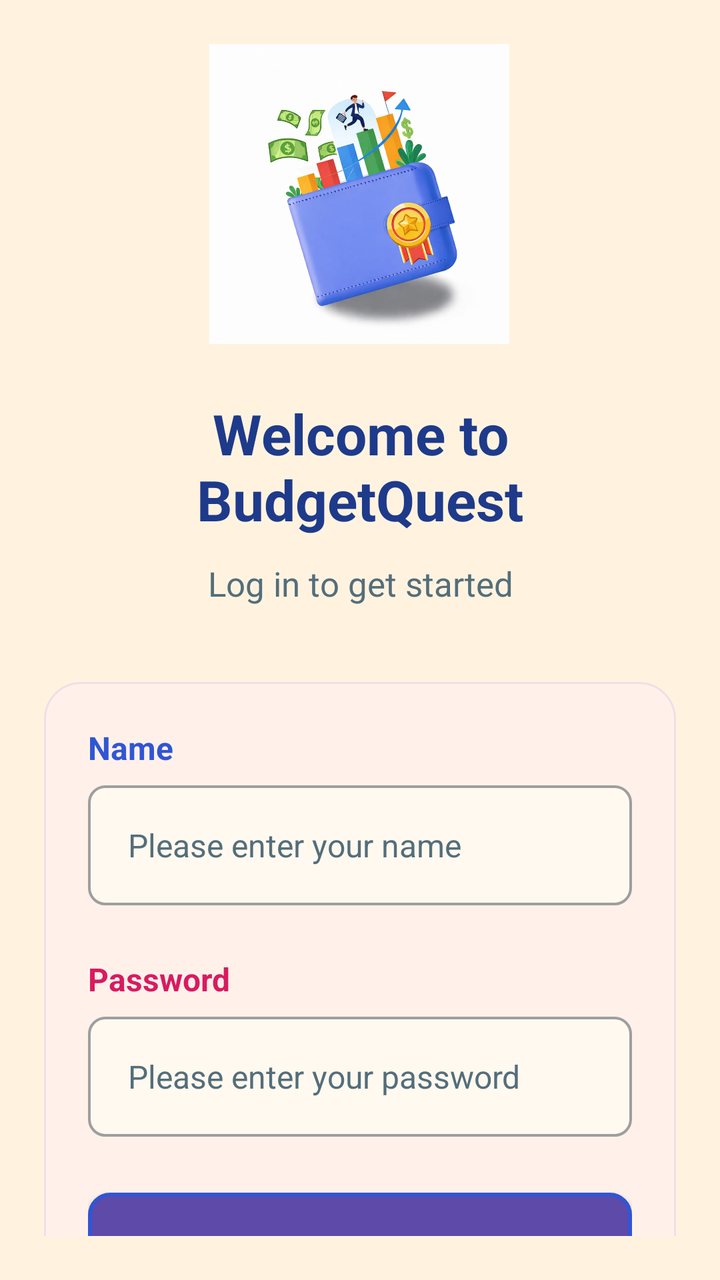
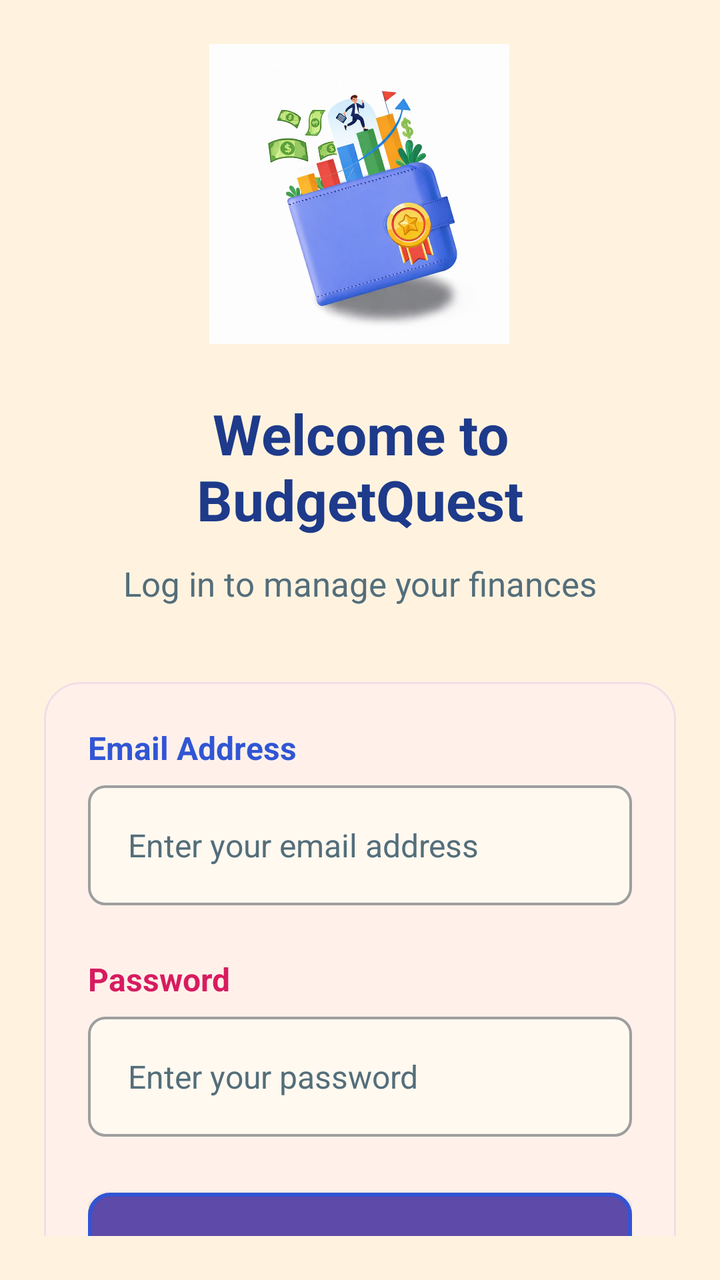

Screens rendered from an Android XML layout before and after an edit, with the pre-edit source and the edit as a unified diff.
<!-- AndroidManifest.xml: application theme Theme.BudgetQuest -->
<!-- res/layout/activity_main.xml -->
<?xml version="1.0" encoding="utf-8"?>
<androidx.constraintlayout.widget.ConstraintLayout
    xmlns:android="http://schemas.android.com/apk/res/android"
    xmlns:app="http://schemas.android.com/apk/res-auto"
    xmlns:tools="http://schemas.android.com/tools"
    android:layout_width="match_parent"
    android:layout_height="match_parent"
    android:background="#FFF3E0"
    android:padding="22dp"
    android:id="@+id/main">

    
    <ImageView
        android:id="@+id/imageView"
        android:layout_width="150dp"
        android:layout_height="150dp"
        android:contentDescription="@string/app_name"
        android:scaleType="fitCenter"
        android:src="@drawable/logo"
        app:layout_constraintBottom_toBottomOf="parent"
        app:layout_constraintEnd_toEndOf="parent"
        app:layout_constraintHorizontal_bias="0.497"
        app:layout_constraintStart_toStartOf="parent"
        app:layout_constraintTop_toTopOf="parent"
        app:layout_constraintVertical_bias="0.0"
        tools:ignore="ImageContrastCheck" />

    
    <TextView
        android:id="@+id/tvMainHeading"
        android:layout_width="0dp"
        android:layout_height="wrap_content"
        android:layout_marginTop="26dp"
        android:text="@string/welcome_to_budgetquest"
        android:textAlignment="center"
        android:textColor="#1E3A8A"
        android:textSize="28sp"
        android:textStyle="bold"
        app:layout_constraintTop_toBottomOf="@id/imageView"
        app:layout_constraintStart_toStartOf="parent"
        app:layout_constraintEnd_toEndOf="parent" />

    
    <TextView
        android:id="@+id/tvSubHeading"
        android:layout_width="0dp"
        android:layout_height="wrap_content"
        android:layout_marginTop="12dp"
        android:text="@string/log_in_to_get_started"
        android:textAlignment="center"
        android:textColor="#546E7A"
        android:textSize="17sp"
        app:layout_constraintTop_toBottomOf="@id/tvMainHeading"
        app:layout_constraintStart_toStartOf="parent"
        app:layout_constraintEnd_toEndOf="parent" />

    
    <LinearLayout
        android:id="@+id/loginCard"
        android:layout_width="0dp"
        android:layout_height="wrap_content"
        android:layout_marginTop="38dp"
        android:orientation="vertical"
        android:background="@drawable/login_card_bg"
        android:padding="22dp"
        app:layout_constraintTop_toBottomOf="@id/tvSubHeading"
        app:layout_constraintStart_toStartOf="parent"
        app:layout_constraintEnd_toEndOf="parent">

        
        <TextView
            android:layout_width="match_parent"
            android:layout_height="wrap_content"
            android:text="@string/name"
            android:textColor="#3155D4"
            android:textSize="16sp"
            android:textStyle="bold"
            android:layout_marginBottom="8dp" />

        <EditText
            android:id="@+id/etMainName"
            android:layout_width="match_parent"
            android:layout_height="60dp"
            android:layout_marginBottom="26dp"
            android:background="@drawable/input_bg"
            android:hint="@string/please_enter_your_name"
            android:importantForAutofill="no"
            android:inputType="text"
            android:paddingStart="20dp"
            android:paddingEnd="20dp"
            android:textColor="#263238"
            android:textColorHint="#546E7A"
            android:textSize="16sp"
            tools:ignore="TextContrastCheck,VisualLintTextFieldSize" />

        
        <TextView
            android:layout_width="match_parent"
            android:layout_height="wrap_content"
            android:text="@string/password"
            android:textColor="#D81B60"
            android:textSize="16sp"
            android:textStyle="bold"
            android:layout_marginBottom="8dp" />

        <EditText
            android:id="@+id/etMainPassword"
            android:layout_width="match_parent"
            android:layout_height="60dp"
            android:layout_marginBottom="28dp"
            android:background="@drawable/input_bg"
            android:hint="@string/please_enter_your_password"
            android:importantForAutofill="no"
            android:inputType="textPassword"
            android:paddingStart="20dp"
            android:paddingEnd="20dp"
            android:textColor="#263238"
            android:textColorHint="#546E7A"
            android:textSize="16sp"
            tools:ignore="TextContrastCheck,VisualLintTextFieldSize" />

        
        <androidx.appcompat.widget.AppCompatButton
            android:id="@+id/btnMainLogin"
            android:layout_width="match_parent"
            android:layout_height="60dp"
            android:background="@drawable/orangebtn_round"
            android:text="@string/login"
            android:textAllCaps="false"
            android:textColor="#FFFFFF"
            android:textSize="16sp"
            android:textStyle="bold"
            android:layout_marginBottom="16dp"
            tools:ignore="VisualLintButtonSize" />

        
        <Button
            android:id="@+id/btnMainRegister"
            android:layout_width="match_parent"
            android:layout_height="58dp"
            android:background="@drawable/loginbtn_outline"
            android:text="@string/dont_have_an_account"
            android:textAllCaps="false"
            android:textColor="#3155D4"
            android:textSize="15sp"
            android:textStyle="bold"
            tools:ignore="VisualLintButtonSize" />

    </LinearLayout>

</androidx.constraintlayout.widget.ConstraintLayout>
<!-- resources referenced by this layout -->
<resources>
  <!-- drawable input_bg (drawable) -->
  <shape xmlns:android="http://schemas.android.com/apk/res/android">
      <solid android:color="#FFF9F0" />
      <corners android:radius="8dp" />
      <stroke
          android:width="1.2dp"
          android:color="#9E9E9E" />
  </shape>
  <!-- drawable login_card_bg (drawable) -->
  <shape xmlns:android="http://schemas.android.com/apk/res/android">
      <solid android:color="#FFF1EA" />
      <corners android:radius="18dp" />
      <stroke
          android:width="1dp"
          android:color="#F3DDE8" />
  </shape>
  <!-- drawable loginbtn_outline (drawable) -->
  <shape xmlns:android="http://schemas.android.com/apk/res/android">
      <solid android:color="@android:color/transparent" />
      <corners android:radius="10dp" />
      <stroke
          android:width="2dp"
          android:color="#3155D4" />
  </shape>
  <!-- drawable logo: jpeg bitmap (drawable, 50231 bytes) -->
  <!-- drawable orangebtn_round (drawable) -->
  <shape xmlns:android="http://schemas.android.com/apk/res/android">
      <solid android:color="#5E4AA8" />
      <corners android:radius="10dp" />
      <stroke
          android:width="2dp"
          android:color="#3155D4" />
  </shape>
  <string name="app_name">BudgetQuest</string>
  <string name="dont_have_an_account">Dont have an account?</string>
  <string name="log_in_to_get_started">Log in to get started</string>
  <string name="login">Login</string>
  <string name="name">Name</string>
  <string name="password">Password</string>
  <string name="please_enter_your_name">Please enter your name</string>
  <string name="please_enter_your_password">Please enter your password</string>
  <string name="welcome_to_budgetquest">Welcome to BudgetQuest</string>
  <style name="Theme.BudgetQuest" parent="Base.Theme.BudgetQuest" />
  <style name="Base.Theme.BudgetQuest" parent="Theme.Material3.DayNight.NoActionBar">
          
          
      </style>
</resources>

<!-- the commit's change to res/layout/activity_main.xml (unified diff, before → after) -->
@@ -3,11 +3,11 @@
     xmlns:android="http://schemas.android.com/apk/res/android"
     xmlns:app="http://schemas.android.com/apk/res-auto"
     xmlns:tools="http://schemas.android.com/tools"
+    android:id="@+id/main"
     android:layout_width="match_parent"
     android:layout_height="match_parent"
     android:background="#FFF3E0"
-    android:padding="22dp"
-    android:id="@+id/main">
+    android:padding="22dp">
 
     
     <ImageView
@@ -25,67 +25,63 @@
         app:layout_constraintVertical_bias="0.0"
         tools:ignore="ImageContrastCheck" />
 
-    
     <TextView
         android:id="@+id/tvMainHeading"
         android:layout_width="0dp"
         android:layout_height="wrap_content"
         android:layout_marginTop="26dp"
-        android:text="@string/welcome_to_budgetquest"
+        android:text="Welcome to BudgetQuest"
         android:textAlignment="center"
         android:textColor="#1E3A8A"
         android:textSize="28sp"
         android:textStyle="bold"
-        app:layout_constraintTop_toBottomOf="@id/imageView"
+        app:layout_constraintEnd_toEndOf="parent"
         app:layout_constraintStart_toStartOf="parent"
-        app:layout_constraintEnd_toEndOf="parent" />
+        app:layout_constraintTop_toBottomOf="@id/imageView" />
 
-    
     <TextView
         android:id="@+id/tvSubHeading"
         android:layout_width="0dp"
         android:layout_height="wrap_content"
         android:layout_marginTop="12dp"
-        android:text="@string/log_in_to_get_started"
+        android:text="Log in to manage your finances"
         android:textAlignment="center"
         android:textColor="#546E7A"
         android:textSize="17sp"
-        app:layout_constraintTop_toBottomOf="@id/tvMainHeading"
+        app:layout_constraintEnd_toEndOf="parent"
         app:layout_constraintStart_toStartOf="parent"
-        app:layout_constraintEnd_toEndOf="parent" />
+        app:layout_constraintTop_toBottomOf="@id/tvMainHeading" />
 
-    
     <LinearLayout
         android:id="@+id/loginCard"
         android:layout_width="0dp"
         android:layout_height="wrap_content"
         android:layout_marginTop="38dp"
+        android:background="@drawable/login_card_bg"
         android:orientation="vertical"
-        android:background="@drawable/login_card_bg"
         android:padding="22dp"
-        app:layout_constraintTop_toBottomOf="@id/tvSubHeading"
+        app:layout_constraintEnd_toEndOf="parent"
         app:layout_constraintStart_toStartOf="parent"
-        app:layout_constraintEnd_toEndOf="parent">
+        app:layout_constraintTop_toBottomOf="@id/tvSubHeading">
 
-        
         <TextView
             android:layout_width="match_parent"
             android:layout_height="wrap_content"
-            android:text="@string/name"
+            android:layout_marginBottom="8dp"
+            android:text="Email Address"
             android:textColor="#3155D4"
             android:textSize="16sp"
-            android:textStyle="bold"
-            android:layout_marginBottom="8dp" />
+            android:textStyle="bold" />
 
         <EditText
-            android:id="@+id/etMainName"
+            android:id="@+id/etMainEmail"
             android:layout_width="match_parent"
             android:layout_height="60dp"
             android:layout_marginBottom="26dp"
+            android:autofillHints="emailAddress"
             android:background="@drawable/input_bg"
-            android:hint="@string/please_enter_your_name"
-            android:importantForAutofill="no"
-            android:inputType="text"
+            android:hint="Enter your email address"
+            android:inputType="textEmailAddress"
             android:paddingStart="20dp"
             android:paddingEnd="20dp"
             android:textColor="#263238"
@@ -93,24 +89,23 @@
             android:textSize="16sp"
             tools:ignore="TextContrastCheck,VisualLintTextFieldSize" />
 
-        
         <TextView
             android:layout_width="match_parent"
             android:layout_height="wrap_content"
-            android:text="@string/password"
+            android:layout_marginBottom="8dp"
+            android:text="Password"
             android:textColor="#D81B60"
             android:textSize="16sp"
-            android:textStyle="bold"
-            android:layout_marginBottom="8dp" />
+            android:textStyle="bold" />
 
         <EditText
             android:id="@+id/etMainPassword"
             android:layout_width="match_parent"
             android:layout_height="60dp"
             android:layout_marginBottom="28dp"
+            android:autofillHints="password"
             android:background="@drawable/input_bg"
-            android:hint="@string/please_enter_your_password"
-            android:importantForAutofill="no"
+            android:hint="Enter your password"
             android:inputType="textPassword"
             android:paddingStart="20dp"
             android:paddingEnd="20dp"
@@ -119,27 +114,25 @@
             android:textSize="16sp"
             tools:ignore="TextContrastCheck,VisualLintTextFieldSize" />
 
-        
         <androidx.appcompat.widget.AppCompatButton
             android:id="@+id/btnMainLogin"
             android:layout_width="match_parent"
             android:layout_height="60dp"
+            android:layout_marginBottom="16dp"
             android:background="@drawable/orangebtn_round"
-            android:text="@string/login"
+            android:text="Login"
             android:textAllCaps="false"
             android:textColor="#FFFFFF"
             android:textSize="16sp"
             android:textStyle="bold"
-            android:layout_marginBottom="16dp"
             tools:ignore="VisualLintButtonSize" />
 
-        
         <Button
             android:id="@+id/btnMainRegister"
             android:layout_width="match_parent"
             android:layout_height="58dp"
             android:background="@drawable/loginbtn_outline"
-            android:text="@string/dont_have_an_account"
+            android:text="Don't have an account? Register"
             android:textAllCaps="false"
             android:textColor="#3155D4"
             android:textSize="15sp"
<!-- resource entries referenced after the edit -->
@@ -34,14 +34,6 @@
           android:color="#3155D4" />
   </shape>
   <string name="app_name">BudgetQuest</string>
-  <string name="dont_have_an_account">Dont have an account?</string>
-  <string name="log_in_to_get_started">Log in to get started</string>
-  <string name="login">Login</string>
-  <string name="name">Name</string>
-  <string name="password">Password</string>
-  <string name="please_enter_your_name">Please enter your name</string>
-  <string name="please_enter_your_password">Please enter your password</string>
-  <string name="welcome_to_budgetquest">Welcome to BudgetQuest</string>
   <style name="Theme.BudgetQuest" parent="Base.Theme.BudgetQuest" />
   <style name="Base.Theme.BudgetQuest" parent="Theme.Material3.DayNight.NoActionBar">
           
